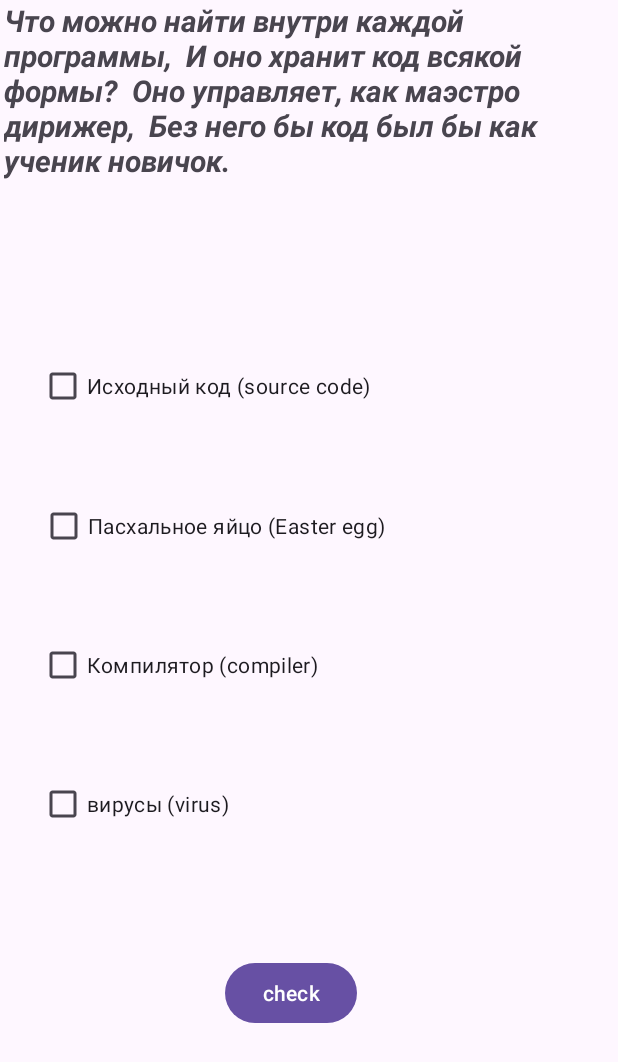
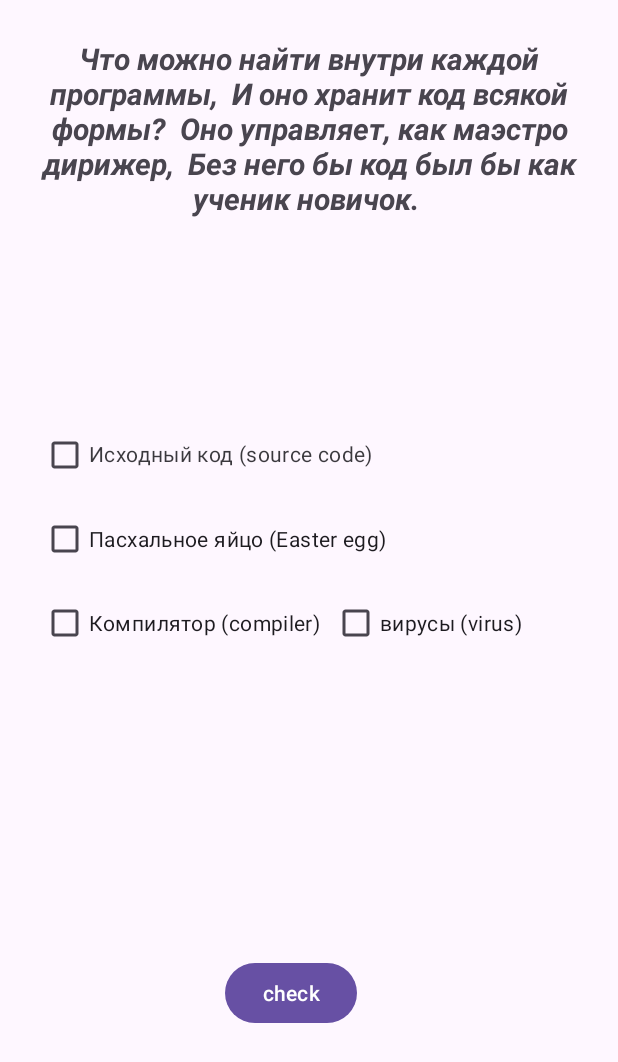
Before and after one commit to ASIrisspb/hw_1_git, an Android app: the Activity4Dima screen opened directly, with no data from a screen before it, on a phone screen of 412 x 824 dp. Shown: the top 1062 px of the screen. Run offline under Robolectric (Android 15) with nearby library versions, the light colour scheme and no system bars; 2 statements that could not run were skipped.

Commit message:
Activity4Dima

```diff
--- a/app/src/main/java/school2045/hw_1_git/Activity4Dima.java
+++ b/app/src/main/java/school2045/hw_1_git/Activity4Dima.java
@@ -11,9 +11,7 @@ public class Activity4Dima extends AppCompatActivity {
     private String name;
     private int score; //для записи очков
     private CheckBox checkBox;
-    private CheckBox checkBox2;
     private CheckBox checkBox3;
-    private CheckBox checkBox4;
     @Override
     protected void onCreate(Bundle savedInstanceState) {
         super.onCreate(savedInstanceState);
@@ -21,14 +19,12 @@ public class Activity4Dima extends AppCompatActivity {
         name = getIntent().getExtras().getString("name");
         score = getIntent().getExtras().getInt("points");
         checkBox = findViewById(R.id.checkBox);
-        checkBox2 = findViewById(R.id.checkBox2);
         checkBox3 = findViewById(R.id.checkBox3);
-        checkBox4 = findViewById(R.id.checkBox4);
     }
 
     public void check (View view) {
         //метод требует доработки согласно заданию
-        if (checkBox.isChecked() && checkBox3.isChecked()  && !(checkBox2.isChecked())  && !(checkBox4.isChecked())) score+=1;
+        if (checkBox.isChecked() || checkBox3.isChecked()) score+=1;
         Intent intent = new Intent(Activity4Dima.this, Activity5Danimir.class);
         intent.putExtra("name", name);
         intent.putExtra("points", score);
--- a/app/src/main/res/layout/activity_activity4_dima.xml
+++ b/app/src/main/res/layout/activity_activity4_dima.xml
@@ -10,6 +10,7 @@
         android:id="@+id/textView2"
         android:layout_width="407dp"
         android:layout_height="172dp"
+        android:gravity="center"
         android:text="Что можно найти внутри каждой программы,  И оно хранит код всякой формы?  Оно управляет, как маэстро дирижер,  Без него бы код был бы как ученик новичок. "
         android:textSize="20sp"
         android:textStyle="bold|italic"
@@ -18,54 +19,6 @@
         app:layout_constraintStart_toStartOf="parent"
         app:layout_constraintTop_toTopOf="parent"
         app:layout_constraintVertical_bias="0.0" />
-
-    <CheckBox
-        android:id="@+id/checkBox"
-        android:layout_width="wrap_content"
-        android:layout_height="wrap_content"
-        android:text="Исходный код (source code)"
-        app:layout_constraintBottom_toBottomOf="parent"
-        app:layout_constraintEnd_toEndOf="parent"
-        app:layout_constraintHorizontal_bias="0.137"
-        app:layout_constraintStart_toStartOf="parent"
-        app:layout_constraintTop_toTopOf="parent"
-        app:layout_constraintVertical_bias="0.301" />
-
-    <CheckBox
-        android:id="@+id/checkBox2"
-        android:layout_width="wrap_content"
-        android:layout_height="wrap_content"
-        android:text="Пасхальное яйцо (Easter egg)"
-        app:layout_constraintBottom_toBottomOf="parent"
-        app:layout_constraintEnd_toEndOf="parent"
-        app:layout_constraintHorizontal_bias="0.148"
-        app:layout_constraintStart_toStartOf="parent"
-        app:layout_constraintTop_toTopOf="parent"
-        app:layout_constraintVertical_bias="0.421" />
-
-    <CheckBox
-        android:id="@+id/checkBox3"
-        android:layout_width="wrap_content"
-        android:layout_height="wrap_content"
-        android:text="Компилятор (compiler)"
-        app:layout_constraintBottom_toBottomOf="parent"
-        app:layout_constraintEnd_toEndOf="parent"
-        app:layout_constraintHorizontal_bias="0.116"
-        app:layout_constraintStart_toStartOf="parent"
-        app:layout_constraintTop_toTopOf="parent"
-        app:layout_constraintVertical_bias="0.54" />
-
-    <CheckBox
-        android:id="@+id/checkBox4"
-        android:layout_width="wrap_content"
-        android:layout_height="wrap_content"
-        android:text="вирусы (virus)"
-        app:layout_constraintBottom_toBottomOf="parent"
-        app:layout_constraintEnd_toEndOf="parent"
-        app:layout_constraintHorizontal_bias="0.091"
-        app:layout_constraintStart_toStartOf="parent"
-        app:layout_constraintTop_toTopOf="parent"
-        app:layout_constraintVertical_bias="0.66" />
 
     <Button
         android:id="@+id/button"
@@ -79,4 +32,44 @@
         app:layout_constraintStart_toStartOf="parent"
         app:layout_constraintTop_toTopOf="parent"
         app:layout_constraintVertical_bias="0.822" />
+
+    <com.google.android.material.chip.ChipGroup
+        android:layout_width="368dp"
+        android:layout_height="293dp"
+        app:layout_constraintBottom_toBottomOf="parent"
+        app:layout_constraintEnd_toEndOf="parent"
+        app:layout_constraintHorizontal_bias="0.627"
+        app:layout_constraintStart_toStartOf="parent"
+        app:layout_constraintTop_toTopOf="parent"
+        app:layout_constraintVertical_bias="0.527">
+
+        <CheckBox
+            android:id="@+id/checkBox"
+            android:layout_width="wrap_content"
+            android:layout_height="wrap_content"
+            style="@style/Widget.MaterialComponents.Chip.Filter"
+            app:chipStrokeColor="#F0F"
+            app:chipStrokeWidth="1dp"
+            app:chipBackgroundColor="#FFF"
+            android:text="Исходный код (source code)" />
+
+        <CheckBox
+            android:id="@+id/checkBox2"
+            android:layout_width="wrap_content"
+            android:layout_height="wrap_content"
+            android:text="Пасхальное яйцо (Easter egg)" />
+
+        <CheckBox
+            android:id="@+id/checkBox3"
+            android:layout_width="wrap_content"
+            android:layout_height="wrap_content"
+            android:text="Компилятор (compiler)" />
+
+        <CheckBox
+            android:id="@+id/checkBox4"
+            android:layout_width="wrap_content"
+            android:layout_height="wrap_content"
+            android:text="вирусы (virus)" />
+    </com.google.android.material.chip.ChipGroup>
+
 </androidx.constraintlayout.widget.ConstraintLayout>
```
